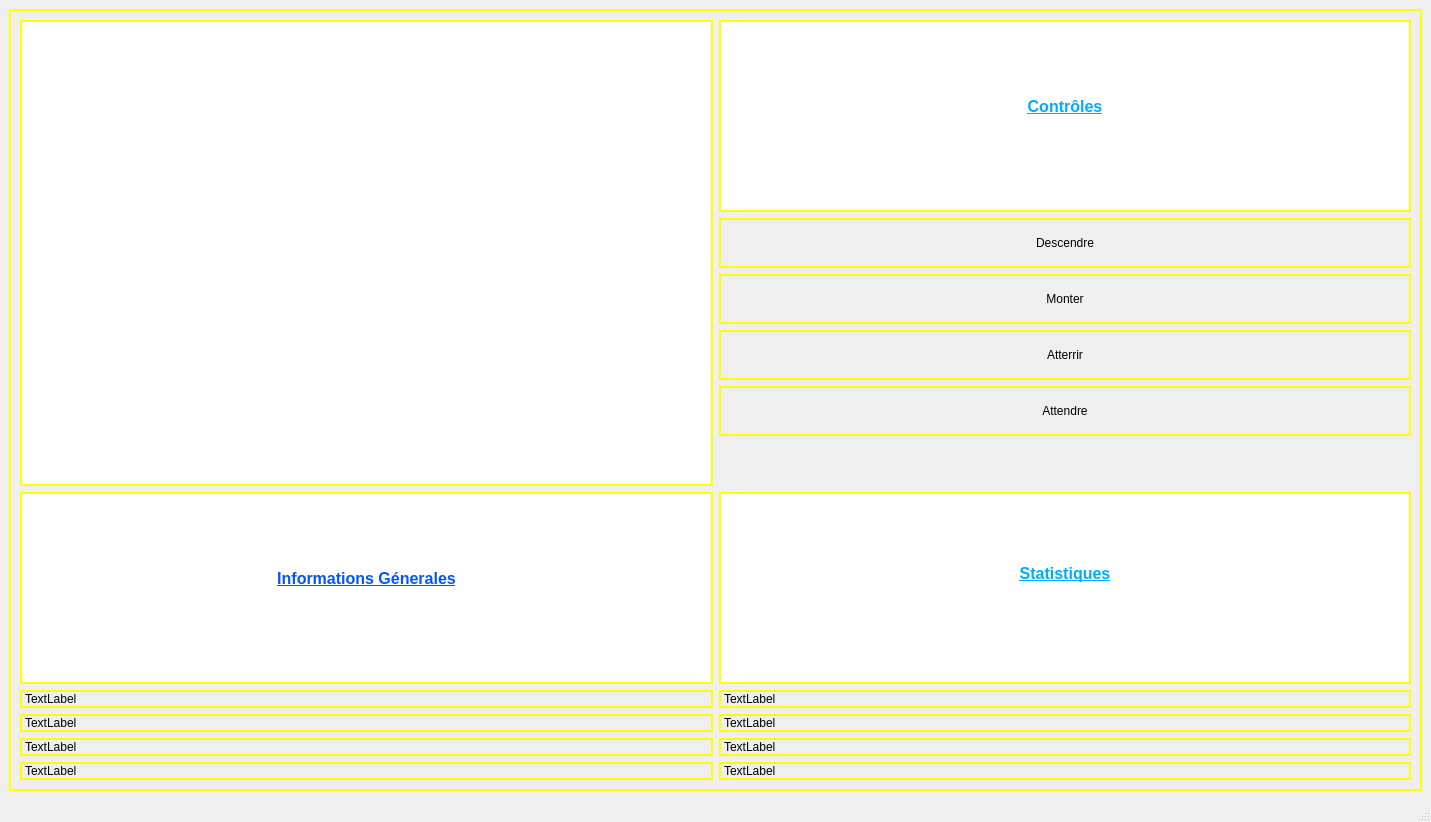
First picture: the form in Interface.ui, repository arcreane/python-project-esteban-ruben, before the edit.
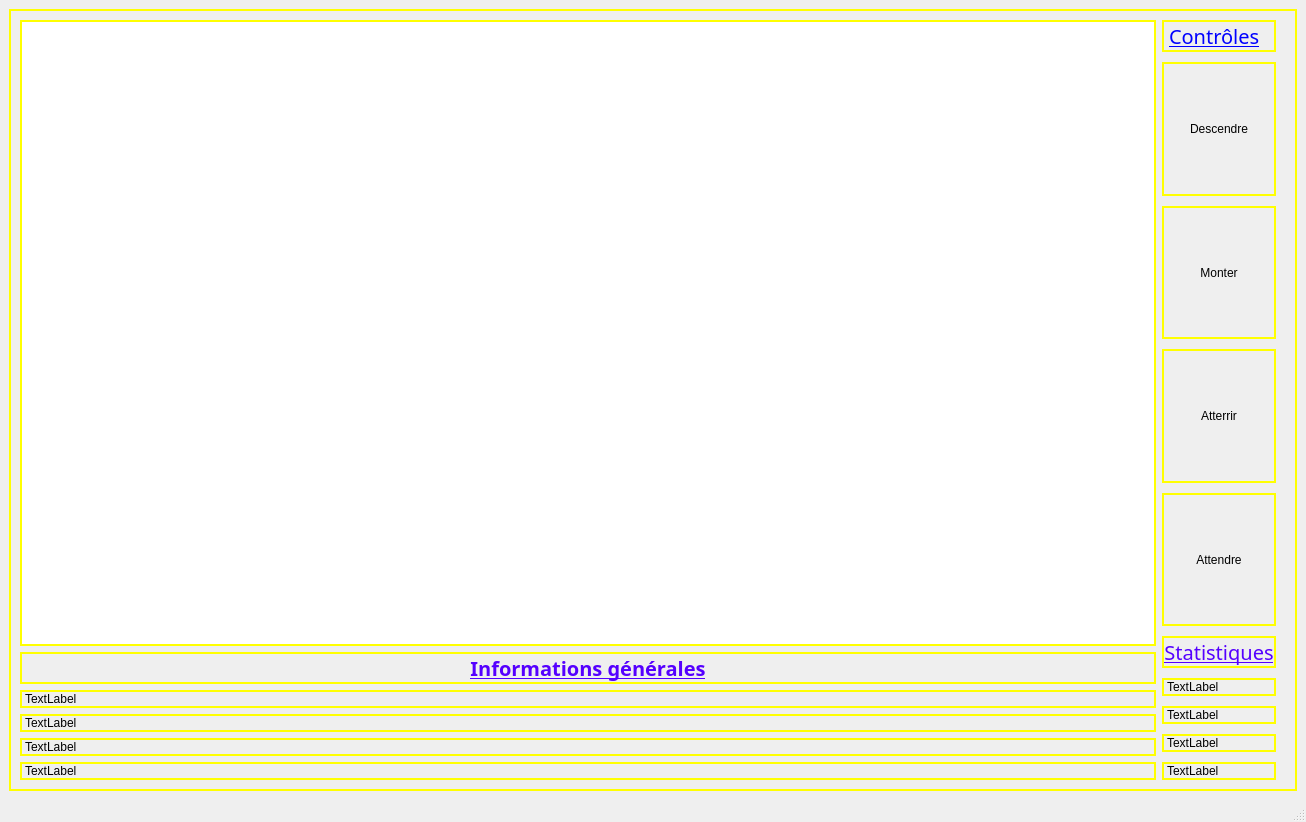
Second picture: the form after the edit.

Commit message: interfaces de jeux avec couleurs

Diff of the .ui file:
```diff
--- a/Interface.ui
+++ b/Interface.ui
@@ -6,7 +6,7 @@
    <rect>
     <x>0</x>
     <y>0</y>
-    <width>1431</width>
+    <width>1306</width>
     <height>822</height>
    </rect>
   </property>
@@ -39,29 +39,127 @@
       <layout class="QVBoxLayout" name="verticalLayout_3">
        <item>
         <layout class="QGridLayout" name="gridLayout_2">
+         <item row="0" column="1">
+          <layout class="QVBoxLayout" name="verticalLayout_10">
+           <property name="rightMargin">
+            <number>0</number>
+           </property>
+           <item>
+            <widget class="QGraphicsView" name="graphicsView">
+             <property name="sizePolicy">
+              <sizepolicy hsizetype="Expanding" vsizetype="Expanding">
+               <horstretch>0</horstretch>
+               <verstretch>0</verstretch>
+              </sizepolicy>
+             </property>
+            </widget>
+           </item>
+           <item>
+            <widget class="QLabel" name="Type_avion_2">
+             <property name="sizePolicy">
+              <sizepolicy hsizetype="Minimum" vsizetype="Minimum">
+               <horstretch>0</horstretch>
+               <verstretch>0</verstretch>
+              </sizepolicy>
+             </property>
+             <property name="font">
+              <font>
+               <family>Script</family>
+               <pointsize>15</pointsize>
+               <bold>true</bold>
+               <underline>true</underline>
+              </font>
+             </property>
+             <property name="styleSheet">
+              <string notr="true">color: rgb(85, 0, 255);</string>
+             </property>
+             <property name="text">
+              <string>Informations générales</string>
+             </property>
+             <property name="alignment">
+              <set>Qt::AlignmentFlag::AlignCenter</set>
+             </property>
+            </widget>
+           </item>
+           <item>
+            <widget class="QLabel" name="Type_avion">
+             <property name="sizePolicy">
+              <sizepolicy hsizetype="Minimum" vsizetype="Minimum">
+               <horstretch>0</horstretch>
+               <verstretch>0</verstretch>
+              </sizepolicy>
+             </property>
+             <property name="text">
+              <string>TextLabel</string>
+             </property>
+            </widget>
+           </item>
+           <item>
+            <widget class="QLabel" name="Vitesse">
+             <property name="sizePolicy">
+              <sizepolicy hsizetype="Minimum" vsizetype="Minimum">
+               <horstretch>0</horstretch>
+               <verstretch>0</verstretch>
+              </sizepolicy>
+             </property>
+             <property name="text">
+              <string>TextLabel</string>
+             </property>
+            </widget>
+           </item>
+           <item>
+            <widget class="QLabel" name="Carburant">
+             <property name="sizePolicy">
+              <sizepolicy hsizetype="Minimum" vsizetype="Minimum">
+               <horstretch>0</horstretch>
+               <verstretch>0</verstretch>
+              </sizepolicy>
+             </property>
+             <property name="text">
+              <string>TextLabel</string>
+             </property>
+            </widget>
+           </item>
+           <item>
+            <widget class="QLabel" name="Altitude">
+             <property name="sizePolicy">
+              <sizepolicy hsizetype="Minimum" vsizetype="Minimum">
+               <horstretch>0</horstretch>
+               <verstretch>0</verstretch>
+              </sizepolicy>
+             </property>
+             <property name="text">
+              <string>TextLabel</string>
+             </property>
+            </widget>
+           </item>
+          </layout>
+         </item>
          <item row="0" column="2">
           <layout class="QVBoxLayout" name="verticalLayout_7">
+           <property name="spacing">
+            <number>10</number>
+           </property>
+           <property name="rightMargin">
+            <number>10</number>
+           </property>
+           <property name="bottomMargin">
+            <number>0</number>
+           </property>
            <item>
-            <widget class="QTextBrowser" name="textBrowser">
-             <property name="sizePolicy">
-              <sizepolicy hsizetype="Expanding" vsizetype="Minimum">
-               <horstretch>0</horstretch>
-               <verstretch>0</verstretch>
-              </sizepolicy>
+            <widget class="QLabel" name="label_2">
+             <property name="font">
+              <font>
+               <family>Script</family>
+               <pointsize>15</pointsize>
+               <underline>true</underline>
+              </font>
              </property>
-             <property name="html">
-              <string>&lt;!DOCTYPE HTML PUBLIC &quot;-//W3C//DTD HTML 4.0//EN&quot; &quot;http://www.w3.org/TR/REC-html40/strict.dtd&quot;&gt;
-&lt;html&gt;&lt;head&gt;&lt;meta name=&quot;qrichtext&quot; content=&quot;1&quot; /&gt;&lt;meta charset=&quot;utf-8&quot; /&gt;&lt;style type=&quot;text/css&quot;&gt;
-p, li { white-space: pre-wrap; }
-hr { height: 1px; border-width: 0; }
-li.unchecked::marker { content: &quot;\2610&quot;; }
-li.checked::marker { content: &quot;\2612&quot;; }
-&lt;/style&gt;&lt;/head&gt;&lt;body style=&quot; font-family:'Segoe UI'; font-size:9pt; font-weight:400; font-style:normal;&quot;&gt;
-&lt;p align=&quot;center&quot; style=&quot;-qt-paragraph-type:empty; margin-top:0px; margin-bottom:0px; margin-left:0px; margin-right:0px; -qt-block-indent:0; text-indent:0px;&quot;&gt;&lt;br /&gt;&lt;/p&gt;
-&lt;p align=&quot;center&quot; style=&quot;-qt-paragraph-type:empty; margin-top:0px; margin-bottom:0px; margin-left:0px; margin-right:0px; -qt-block-indent:0; text-indent:0px; font-size:12pt; font-weight:700; text-decoration: underline; color:#00aaff;&quot;&gt;&lt;br /&gt;&lt;/p&gt;
-&lt;p align=&quot;center&quot; style=&quot;-qt-paragraph-type:empty; margin-top:0px; margin-bottom:0px; margin-left:0px; margin-right:0px; -qt-block-indent:0; text-indent:0px; font-size:12pt; font-weight:700; text-decoration: underline; color:#00aaff;&quot;&gt;&lt;br /&gt;&lt;/p&gt;
-&lt;p align=&quot;center&quot; style=&quot;-qt-paragraph-type:empty; margin-top:0px; margin-bottom:0px; margin-left:0px; margin-right:0px; -qt-block-indent:0; text-indent:0px; font-size:12pt; font-weight:700; text-decoration: underline; color:#00aaff;&quot;&gt;&lt;br /&gt;&lt;/p&gt;
-&lt;p align=&quot;center&quot; style=&quot; margin-top:0px; margin-bottom:0px; margin-left:0px; margin-right:0px; -qt-block-indent:0; text-indent:0px;&quot;&gt;&lt;span style=&quot; font-size:12pt; font-weight:700; text-decoration: underline; color:#00aaff;&quot;&gt;Contrôles&lt;/span&gt;&lt;/p&gt;&lt;/body&gt;&lt;/html&gt;</string>
+             <property name="styleSheet">
+              <string notr="true">color: rgb(0, 0, 255);</string>
+             </property>
+             <property name="text">
+              <string>Contrôles</string>
              </property>
             </widget>
            </item>
@@ -112,48 +210,35 @@
                <verstretch>0</verstretch>
               </sizepolicy>
              </property>
+             <property name="layoutDirection">
+              <enum>Qt::LayoutDirection::LeftToRight</enum>
+             </property>
              <property name="text">
               <string>Attendre</string>
              </property>
             </widget>
            </item>
            <item>
-            <spacer name="verticalSpacer">
-             <property name="orientation">
-              <enum>Qt::Orientation::Vertical</enum>
+            <widget class="QLabel" name="label">
+             <property name="font">
+              <font>
+               <family>Script</family>
+               <pointsize>15</pointsize>
+               <underline>true</underline>
+              </font>
              </property>
-             <property name="sizeHint" stdset="0">
-              <size>
-               <width>20</width>
-               <height>40</height>
-              </size>
+             <property name="styleSheet">
+              <string notr="true">color: rgb(85, 170, 255);
+color: rgb(85, 0, 255);</string>
              </property>
-            </spacer>
-           </item>
-           <item>
-            <widget class="QTextBrowser" name="textBrowser_2">
-             <property name="enabled">
-              <bool>true</bool>
+             <property name="text">
+              <string>Statistiques</string>
              </property>
-             <property name="sizePolicy">
-              <sizepolicy hsizetype="Minimum" vsizetype="Maximum">
-               <horstretch>0</horstretch>
-               <verstretch>0</verstretch>
-              </sizepolicy>
+             <property name="textFormat">
+              <enum>Qt::TextFormat::AutoText</enum>
              </property>
-             <property name="html">
-              <string>&lt;!DOCTYPE HTML PUBLIC &quot;-//W3C//DTD HTML 4.0//EN&quot; &quot;http://www.w3.org/TR/REC-html40/strict.dtd&quot;&gt;
-&lt;html&gt;&lt;head&gt;&lt;meta name=&quot;qrichtext&quot; content=&quot;1&quot; /&gt;&lt;meta charset=&quot;utf-8&quot; /&gt;&lt;style type=&quot;text/css&quot;&gt;
-p, li { white-space: pre-wrap; }
-hr { height: 1px; border-width: 0; }
-li.unchecked::marker { content: &quot;\2610&quot;; }
-li.checked::marker { content: &quot;\2612&quot;; }
-&lt;/style&gt;&lt;/head&gt;&lt;body style=&quot; font-family:'Segoe UI'; font-size:9pt; font-weight:400; font-style:normal;&quot;&gt;
-&lt;p align=&quot;center&quot; style=&quot;-qt-paragraph-type:empty; margin-top:0px; margin-bottom:0px; margin-left:0px; margin-right:0px; -qt-block-indent:0; text-indent:0px;&quot;&gt;&lt;br /&gt;&lt;/p&gt;
-&lt;p align=&quot;center&quot; style=&quot;-qt-paragraph-type:empty; margin-top:0px; margin-bottom:0px; margin-left:0px; margin-right:0px; -qt-block-indent:0; text-indent:0px; font-size:12pt; font-weight:700; text-decoration: underline; color:#00aaff;&quot;&gt;&lt;br /&gt;&lt;/p&gt;
-&lt;p align=&quot;center&quot; style=&quot;-qt-paragraph-type:empty; margin-top:0px; margin-bottom:0px; margin-left:0px; margin-right:0px; -qt-block-indent:0; text-indent:0px; font-size:12pt; font-weight:700; text-decoration: underline; color:#00aaff;&quot;&gt;&lt;br /&gt;&lt;/p&gt;
-&lt;p align=&quot;center&quot; style=&quot;-qt-paragraph-type:empty; margin-top:0px; margin-bottom:0px; margin-left:0px; margin-right:0px; -qt-block-indent:0; text-indent:0px; color:#00aaff;&quot;&gt;&lt;br /&gt;&lt;/p&gt;
-&lt;p align=&quot;center&quot; style=&quot; margin-top:0px; margin-bottom:0px; margin-left:0px; margin-right:0px; -qt-block-indent:0; text-indent:0px;&quot;&gt;&lt;span style=&quot; font-size:12pt; font-weight:700; text-decoration: underline; color:#00aaff;&quot;&gt;Statistiques&lt;/span&gt;&lt;/p&gt;&lt;/body&gt;&lt;/html&gt;</string>
+             <property name="alignment">
+              <set>Qt::AlignmentFlag::AlignCenter</set>
              </property>
             </widget>
            </item>
@@ -191,72 +276,6 @@
            </item>
           </layout>
          </item>
-         <item row="0" column="1">
-          <layout class="QVBoxLayout" name="verticalLayout_10">
-           <item>
-            <widget class="QGraphicsView" name="graphicsView">
-             <property name="sizePolicy">
-              <sizepolicy hsizetype="Expanding" vsizetype="Expanding">
-               <horstretch>0</horstretch>
-               <verstretch>0</verstretch>
-              </sizepolicy>
-             </property>
-            </widget>
-           </item>
-           <item>
-            <widget class="QTextBrowser" name="textBrowser_3">
-             <property name="sizePolicy">
-              <sizepolicy hsizetype="Expanding" vsizetype="Fixed">
-               <horstretch>0</horstretch>
-               <verstretch>0</verstretch>
-              </sizepolicy>
-             </property>
-             <property name="html">
-              <string>&lt;!DOCTYPE HTML PUBLIC &quot;-//W3C//DTD HTML 4.0//EN&quot; &quot;http://www.w3.org/TR/REC-html40/strict.dtd&quot;&gt;
-&lt;html&gt;&lt;head&gt;&lt;meta name=&quot;qrichtext&quot; content=&quot;1&quot; /&gt;&lt;meta charset=&quot;utf-8&quot; /&gt;&lt;style type=&quot;text/css&quot;&gt;
-p, li { white-space: pre-wrap; }
-hr { height: 1px; border-width: 0; }
-li.unchecked::marker { content: &quot;\2610&quot;; }
-li.checked::marker { content: &quot;\2612&quot;; }
-&lt;/style&gt;&lt;/head&gt;&lt;body style=&quot; font-family:'Segoe UI'; font-size:9pt; font-weight:400; font-style:normal;&quot;&gt;
-&lt;p align=&quot;center&quot; style=&quot;-qt-paragraph-type:empty; margin-top:0px; margin-bottom:0px; margin-left:0px; margin-right:0px; -qt-block-indent:0; text-indent:0px;&quot;&gt;&lt;br /&gt;&lt;/p&gt;
-&lt;p align=&quot;center&quot; style=&quot;-qt-paragraph-type:empty; margin-top:0px; margin-bottom:0px; margin-left:0px; margin-right:0px; -qt-block-indent:0; text-indent:0px; font-size:12pt; font-weight:700; text-decoration: underline; color:#0055ff;&quot;&gt;&lt;br /&gt;&lt;/p&gt;
-&lt;p align=&quot;center&quot; style=&quot;-qt-paragraph-type:empty; margin-top:0px; margin-bottom:0px; margin-left:0px; margin-right:0px; -qt-block-indent:0; text-indent:0px; font-size:12pt; font-weight:700; text-decoration: underline; color:#0055ff;&quot;&gt;&lt;br /&gt;&lt;/p&gt;
-&lt;p align=&quot;center&quot; style=&quot;-qt-paragraph-type:empty; margin-top:0px; margin-bottom:0px; margin-left:0px; margin-right:0px; -qt-block-indent:0; text-indent:0px; font-size:12pt; font-weight:700; text-decoration: underline; color:#0055ff;&quot;&gt;&lt;br /&gt;&lt;/p&gt;
-&lt;p align=&quot;center&quot; style=&quot; margin-top:0px; margin-bottom:0px; margin-left:0px; margin-right:0px; -qt-block-indent:0; text-indent:0px;&quot;&gt;&lt;span style=&quot; font-size:12pt; font-weight:700; text-decoration: underline; color:#0055ff;&quot;&gt;Informations Génerales&lt;/span&gt;&lt;/p&gt;&lt;/body&gt;&lt;/html&gt;</string>
-             </property>
-            </widget>
-           </item>
-           <item>
-            <widget class="QLabel" name="Type_avion">
-             <property name="text">
-              <string>TextLabel</string>
-             </property>
-            </widget>
-           </item>
-           <item>
-            <widget class="QLabel" name="Vitesse">
-             <property name="text">
-              <string>TextLabel</string>
-             </property>
-            </widget>
-           </item>
-           <item>
-            <widget class="QLabel" name="Carburant">
-             <property name="text">
-              <string>TextLabel</string>
-             </property>
-            </widget>
-           </item>
-           <item>
-            <widget class="QLabel" name="Altitude">
-             <property name="text">
-              <string>TextLabel</string>
-             </property>
-            </widget>
-           </item>
-          </layout>
-         </item>
         </layout>
        </item>
       </layout>
```
Left out of the diff: 2 changed lines with no effect on the pictures. The commit also changes 2 other files.
